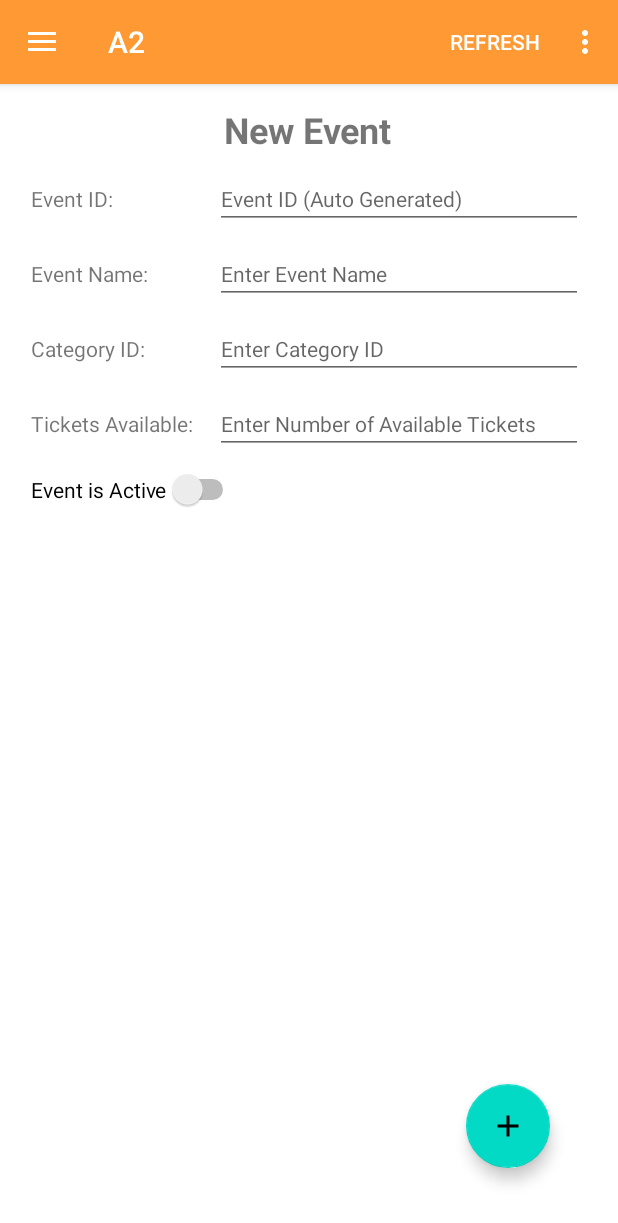
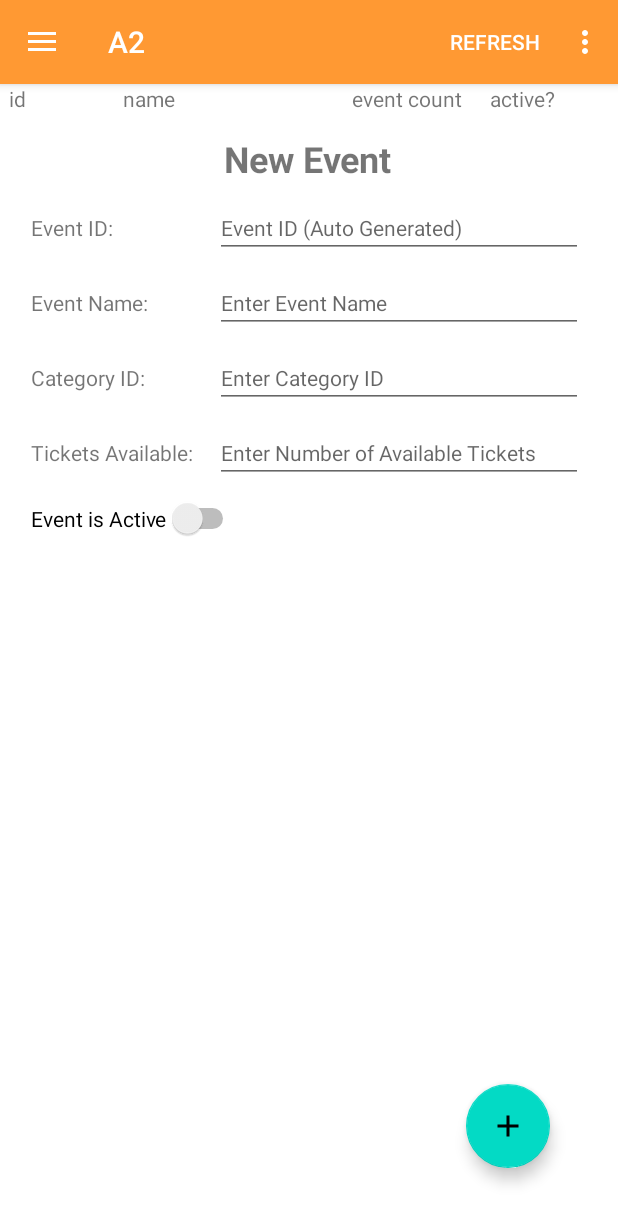
Before and after one commit to vinmeil/android-event-manager, an Android app: the FragmentCreateEventForm screen opened directly, with no data from a screen before it, on a phone screen of 412 x 824 dp. Shown: the top 1223 px of the screen. Run offline under Robolectric (Android 15) with nearby library versions, the phone set to English and light mode, and no system bars; 1 statement that could not run was skipped.

Commit message:
add header to category list fragment

```diff
--- a/app/src/main/java/com/fit2081/a2/activities/MainActivity.java
+++ b/app/src/main/java/com/fit2081/a2/activities/MainActivity.java
@@ -21,12 +21,12 @@ import android.widget.Toast;
 
 import com.fit2081.a2.KeyStore;
 import com.fit2081.a2.R;
-import com.fit2081.a2.components.CategoryList;
+import com.fit2081.a2.components.FragmentListCategory;
 import com.fit2081.a2.utils.NewEventUtils;
 import com.google.android.material.floatingactionbutton.FloatingActionButton;
 import com.google.android.material.navigation.NavigationView;
 
-import com.fit2081.a2.components.CreateEventForm;
+import com.fit2081.a2.components.FragmentCreateEventForm;
 
 public class MainActivity extends AppCompatActivity {
     DrawerLayout drawerLayout;
@@ -59,15 +59,15 @@ public class MainActivity extends AppCompatActivity {
                 android.Manifest.permission.READ_SMS
         }, 0);
 
-        getSupportFragmentManager().beginTransaction().replace(R.id.fragmentViewCreate, new CreateEventForm()).addToBackStack("f1").commit();
-        getSupportFragmentManager().beginTransaction().replace(R.id.fragment_main_category_list, new CategoryList()).addToBackStack("f1").commit();
+        getSupportFragmentManager().beginTransaction().replace(R.id.fragmentViewCreate, new FragmentCreateEventForm()).addToBackStack("f1").commit();
+        getSupportFragmentManager().beginTransaction().replace(R.id.fragment_main_category_list, new FragmentListCategory()).addToBackStack("f1").commit();
 
         // Find views
         drawerLayout = findViewById(R.id.drawer_layout);
         navigationView = findViewById(R.id.nav_view);
         fab = findViewById(R.id.fab);
 
-        CreateEventForm createEventForm = (CreateEventForm) getSupportFragmentManager().findFragmentById(R.id.fragmentViewCreate);
+        FragmentCreateEventForm createEventForm = (FragmentCreateEventForm) getSupportFragmentManager().findFragmentById(R.id.fragmentViewCreate);
 
         // Drawer layout toggle
         actionBarDrawerToggle = new ActionBarDrawerToggle(this, drawerLayout, R.string.open, R.string.close);
@@ -108,7 +108,7 @@ public class MainActivity extends AppCompatActivity {
             ) {
                 super.onFragmentViewCreated(fragmentManager, fragment, view, savedInstanceState);
 
-                if (fragment instanceof CreateEventForm) {
+                if (fragment instanceof FragmentCreateEventForm) {
                     etEventId = view.findViewById(R.id.editTextEventId);
                     etEventName = view.findViewById(R.id.editTextEventName);
                     etEventCategoryId = view.findViewById(R.id.editTextEventCategoryId);
@@ -189,7 +189,7 @@ public class MainActivity extends AppCompatActivity {
                 Toast.makeText(this, "Clicked Delete All Events", Toast.LENGTH_SHORT).show();
                 return true;
             case R.id.option_refresh:
-                CategoryList fragment = (CategoryList) getSupportFragmentManager().findFragmentById(R.id.fragment_main_category_list);
+                FragmentListCategory fragment = (FragmentListCategory) getSupportFragmentManager().findFragmentById(R.id.fragment_main_category_list);
                 fragment.refreshView();
                 return true;
             default:
--- a/app/src/main/java/com/fit2081/a2/activities/NewEventActivity.java
+++ b/app/src/main/java/com/fit2081/a2/activities/NewEventActivity.java
@@ -8,7 +8,7 @@ import android.widget.EditText;
 import android.widget.Switch;
 
 import com.fit2081.a2.R;
-import com.fit2081.a2.components.CreateEventForm;
+import com.fit2081.a2.components.FragmentCreateEventForm;
 import com.fit2081.a2.utils.NewEventUtils;
 
 public class NewEventActivity extends AppCompatActivity {
@@ -21,7 +21,7 @@ public class NewEventActivity extends AppCompatActivity {
         super.onCreate(savedInstanceState);
         setContentView(R.layout.activity_new_event);
 
-        getSupportFragmentManager().beginTransaction().replace(R.id.fragmentViewCreate, new CreateEventForm()).addToBackStack("f1").commit();
+        getSupportFragmentManager().beginTransaction().replace(R.id.fragmentViewCreate, new FragmentCreateEventForm()).addToBackStack("f1").commit();
     }
 
     public void onCreateNewEventButtonClick(View view) {
--- a/app/src/main/java/com/fit2081/a2/activities/ViewAllEventsActivity.java
+++ b/app/src/main/java/com/fit2081/a2/activities/ViewAllEventsActivity.java
@@ -6,7 +6,7 @@ import android.view.MenuItem;
 import androidx.appcompat.app.AppCompatActivity;
 
 import com.fit2081.a2.R;
-import com.fit2081.a2.components.EventList;
+import com.fit2081.a2.components.FragmentListEvent;
 
 public class ViewAllEventsActivity extends AppCompatActivity {
 
@@ -15,7 +15,7 @@ public class ViewAllEventsActivity extends AppCompatActivity {
         super.onCreate(savedInstanceState);
         setContentView(R.layout.activity_view_all_events);
         getSupportActionBar().setDisplayHomeAsUpEnabled(true);
-        getSupportFragmentManager().beginTransaction().replace(R.id.fragmentAllEventList, new EventList()).addToBackStack("f1").commit();
+        getSupportFragmentManager().beginTransaction().replace(R.id.fragmentAllEventList, new FragmentListEvent()).addToBackStack("f1").commit();
 
     }
 
--- a/app/src/main/java/com/fit2081/a2/components/CreateEventForm.java
+++ b/app/src/main/java/com/fit2081/a2/components/FragmentCreateEventForm.java
@@ -21,10 +21,10 @@ import com.fit2081.a2.utils.SMSReceiver;
 
 /**
  * A simple {@link Fragment} subclass.
- * Use the {@link CreateEventForm#newInstance} factory method to
+ * Use the {@link FragmentCreateEventForm#newInstance} factory method to
  * create an instance of this fragment.
  */
-public class CreateEventForm extends Fragment {
+public class FragmentCreateEventForm extends Fragment {
 
     // TODO: Rename parameter arguments, choose names that match
     // the fragment initialization parameters, e.g. ARG_ITEM_NUMBER
@@ -38,9 +38,9 @@ public class CreateEventForm extends Fragment {
     EditText etEventId, etEventName, etEventCategoryId, etTicketsAvailable;
     Switch isEventActive;
     String[] splitMessage;
-    CreateEventForm.EventBroadCastReceiver eventBroadCastReceiver;
+    FragmentCreateEventForm.EventBroadCastReceiver eventBroadCastReceiver;
 
-    public CreateEventForm() {
+    public FragmentCreateEventForm() {
         // Required empty public constructor
     }
 
@@ -53,8 +53,8 @@ public class CreateEventForm extends Fragment {
      * @return A new instance of fragment CreateEventFragment.
      */
     // TODO: Rename and change types and number of parameters
-    public static CreateEventForm newInstance(String param1, String param2) {
-        CreateEventForm fragment = new CreateEventForm();
+    public static FragmentCreateEventForm newInstance(String param1, String param2) {
+        FragmentCreateEventForm fragment = new FragmentCreateEventForm();
         Bundle args = new Bundle();
         args.putString(ARG_PARAM1, param1);
         args.putString(ARG_PARAM2, param2);
@@ -85,7 +85,7 @@ public class CreateEventForm extends Fragment {
     @Override
     public void onStart() {
         super.onStart();
-        eventBroadCastReceiver = new CreateEventForm.EventBroadCastReceiver();
+        eventBroadCastReceiver = new FragmentCreateEventForm.EventBroadCastReceiver();
         getActivity().registerReceiver(eventBroadCastReceiver, new IntentFilter(SMSReceiver.SMS_FILTER), getActivity().RECEIVER_EXPORTED);
     }
 
--- a/app/src/main/java/com/fit2081/a2/components/CategoryList.java
+++ b/app/src/main/java/com/fit2081/a2/components/FragmentListCategory.java
@@ -13,9 +13,7 @@ import android.view.ViewGroup;
 import com.fit2081.a2.KeyStore;
 import com.fit2081.a2.R;
 import com.fit2081.a2.schemas.Category;
-import com.fit2081.a2.schemas.Event;
 import com.fit2081.a2.utils.CategoryListAdapter;
-import com.fit2081.a2.utils.EventListAdapter;
 import com.google.gson.Gson;
 import com.google.gson.reflect.TypeToken;
 
@@ -24,10 +22,10 @@ import java.util.ArrayList;
 
 /**
  * A simple {@link Fragment} subclass.
- * Use the {@link CategoryList#newInstance} factory method to
+ * Use the {@link FragmentListCategory#newInstance} factory method to
  * create an instance of this fragment.
  */
-public class CategoryList extends Fragment {
+public class FragmentListCategory extends Fragment {
 
     // TODO: Rename parameter arguments, choose names that match
     // the fragment initialization parameters, e.g. ARG_ITEM_NUMBER
@@ -41,7 +39,7 @@ public class CategoryList extends Fragment {
     CategoryListAdapter categoryListAdapter;
     private RecyclerView recyclerView;
 
-    public CategoryList() {
+    public FragmentListCategory() {
         // Required empty public constructor
     }
 
@@ -54,8 +52,8 @@ public class CategoryList extends Fragment {
      * @return A new instance of fragment CategoryList.
      */
     // TODO: Rename and change types and number of parameters
-    public static CategoryList newInstance(String param1, String param2) {
-        CategoryList fragment = new CategoryList();
+    public static FragmentListCategory newInstance(String param1, String param2) {
+        FragmentListCategory fragment = new FragmentListCategory();
         Bundle args = new Bundle();
         args.putString(ARG_PARAM1, param1);
         args.putString(ARG_PARAM2, param2);
--- a/app/src/main/java/com/fit2081/a2/utils/CategoryListAdapter.java
+++ b/app/src/main/java/com/fit2081/a2/utils/CategoryListAdapter.java
@@ -17,6 +17,8 @@ import java.util.ArrayList;
 public class CategoryListAdapter extends RecyclerView.Adapter<CategoryListAdapter.ViewHolder> {
 
     ArrayList<Category> data = new ArrayList<>();
+    private static final int TYPE_HEADER = 0;
+    private static final int TYPE_ITEM = 1;
 
     public void setData(ArrayList<Category> data) {
         this.data = data;
@@ -24,24 +26,41 @@ public class CategoryListAdapter extends RecyclerView.Adapter<CategoryListAdapte
 
     @NonNull
     @Override
-    public ViewHolder onCreateViewHolder(@NonNull ViewGroup parent, int viewType) {
-        View v = LayoutInflater.from(parent.getContext()).inflate(R.layout.category_list_item, parent, false); //CardView inflated as RecyclerView list item
-        ViewHolder viewHolder = new ViewHolder(v);
+    public ViewHolder onCreateViewHolder(ViewGroup viewGroup, int viewType) {
+        View rowView;
+
+        if (viewType == TYPE_HEADER) {
+            rowView = LayoutInflater.from(viewGroup.getContext()).inflate(R.layout.category_header_layout, viewGroup, false);
+        } else {
+            rowView = LayoutInflater.from(viewGroup.getContext()).inflate(R.layout.category_list_item, viewGroup, false);
+        }
+        ViewHolder viewHolder = new ViewHolder(rowView);
         return viewHolder;
     }
 
     @Override
-    public void onBindViewHolder(@NonNull ViewHolder holder, int position) {
-        holder.nameTv.setText(data.get(position).getCategoryName());
-        holder.idTv.setText(String.valueOf(data.get(position).getCategoryId()));
-        holder.countTv.setText(String.valueOf(data.get(position).getCategoryEventCount()));
-        holder.activeTv.setText(data.get(position).isCategoryEventActive() ? "Active" : "Inactive");
+    public int getItemViewType(int position) {
+        if (position == 0) {
+            return TYPE_HEADER;
+        }
+        return TYPE_ITEM;
+    }
+
+    @Override
+    public void onBindViewHolder(ViewHolder holder, int position) {
+        if (position != 0) {
+            Category category = data.get(position);
+            holder.nameTv.setText(category.getCategoryName());
+            holder.idTv.setText(String.valueOf(category.getCategoryId()));
+            holder.countTv.setText(String.valueOf(category.getCategoryEventCount()));
+            holder.activeTv.setText(category.isCategoryEventActive() ? "Active" : "Inactive");
+        }
     }
 
     @Override
     public int getItemCount() {
         if (data == null) return 0;
-        return data.size();
+        return data.size() + 1;
     }
 
     public class ViewHolder extends RecyclerView.ViewHolder {
@@ -58,4 +77,19 @@ public class CategoryListAdapter extends RecyclerView.Adapter<CategoryListAdapte
             activeTv = itemView.findViewById(R.id.list_category_active);
         }
     }
+
+//    public static class HeaderViewHolder extends RecyclerView.ViewHolder {
+//        public TextView headerIdTv;
+//        public TextView headerNameTv;
+//        public TextView headerCountTv;
+//        public TextView headerActiveTv;
+//
+//        public HeaderViewHolder(View itemView) {
+//            super(itemView);
+//            headerIdTv = itemView.findViewById(R.id.list_category_id_header);
+//            headerNameTv = itemView.findViewById(R.id.list_category_name_header);
+//            headerCountTv = itemView.findViewById(R.id.list_category_count_header);
+//            headerActiveTv = itemView.findViewById(R.id.list_category_active_header);
+//        }
+//    }
 }
--- a/app/src/main/res/layout/activity_main.xml
+++ b/app/src/main/res/layout/activity_main.xml
@@ -26,13 +26,13 @@
 
                 <androidx.fragment.app.FragmentContainerView
                     android:id="@+id/fragment_main_category_list"
-                    android:name="com.fit2081.a2.components.CategoryList"
+                    android:name="com.fit2081.a2.components.FragmentListCategory"
                     android:layout_width="match_parent"
                     android:layout_height="wrap_content" />
 
                 <androidx.fragment.app.FragmentContainerView
                     android:id="@+id/fragmentViewCreate"
-                    android:name="com.fit2081.a2.components.CreateEventForm"
+                    android:name="com.fit2081.a2.components.FragmentCreateEventForm"
                     android:layout_width="match_parent"
                     android:layout_height="wrap_content" />
 
--- a/app/src/main/res/layout/activity_new_event.xml
+++ b/app/src/main/res/layout/activity_new_event.xml
@@ -40,7 +40,7 @@
 
     <androidx.fragment.app.FragmentContainerView
         android:id="@+id/fragmentCreateForm"
-        android:name="com.fit2081.a2.components.CreateEventForm"
+        android:name="com.fit2081.a2.components.FragmentCreateEventForm"
         android:layout_width="wrap_content"
         android:layout_height="wrap_content"
         tools:layout_editor_absoluteX="199dp" />
--- a/app/src/main/res/layout/activity_view_all_categories.xml
+++ b/app/src/main/res/layout/activity_view_all_categories.xml
@@ -9,7 +9,7 @@
 
     <androidx.fragment.app.FragmentContainerView
         android:id="@+id/fragment_view_all_categories_activity"
-        android:name="com.fit2081.a2.components.CategoryList"
+        android:name="com.fit2081.a2.components.FragmentListCategory"
         android:layout_width="wrap_content"
         android:layout_height="wrap_content"
         tools:layout_editor_absoluteX="196dp"
--- a/app/src/main/res/layout/activity_view_all_events.xml
+++ b/app/src/main/res/layout/activity_view_all_events.xml
@@ -9,7 +9,7 @@
 
     <androidx.fragment.app.FragmentContainerView
         android:id="@+id/fragmentAllEventList"
-        android:name="com.fit2081.a2.components.EventList"
+        android:name="com.fit2081.a2.components.FragmentListEvent"
         android:layout_width="wrap_content"
         android:layout_height="wrap_content"
         tools:layout_editor_absoluteX="195dp"
--- /dev/null
+++ b/app/src/main/res/layout/category_header_layout.xml
@@ -0,0 +1,36 @@
+<?xml version="1.0" encoding="utf-8"?>
+<RelativeLayout xmlns:android="http://schemas.android.com/apk/res/android"
+    android:layout_width="match_parent"
+    android:layout_height="wrap_content">
+    <LinearLayout xmlns:android="http://schemas.android.com/apk/res/android"
+        android:layout_width="match_parent"
+        android:layout_height="wrap_content"
+        android:layout_marginHorizontal="6dp">
+
+        <TextView
+            android:id="@+id/list_category_id_header"
+            android:layout_width="0dp"
+            android:layout_weight="1"
+            android:layout_height="wrap_content"
+            android:text="id"/>
+        <TextView
+            android:id="@+id/list_category_name_header"
+            android:layout_width="0dp"
+            android:layout_weight="2"
+            android:layout_height="wrap_content"
+            android:text="name"/>
+        <TextView
+            android:id="@+id/list_category_count_header"
+            android:layout_width="0dp"
+            android:layout_weight="1.2"
+            android:layout_height="wrap_content"
+            android:text="event count"/>
+        <TextView
+            android:id="@+id/list_category_active_header"
+            android:layout_width="0dp"
+            android:layout_weight="1"
+            android:layout_height="wrap_content"
+            android:text="active?"/>
+
+    </LinearLayout>
+</RelativeLayout>
--- a/app/src/main/res/layout/fragment_category_list.xml
+++ b/app/src/main/res/layout/fragment_category_list.xml
@@ -3,7 +3,7 @@
     xmlns:tools="http://schemas.android.com/tools"
     android:layout_width="match_parent"
     android:layout_height="match_parent"
-    tools:context=".components.CategoryList">
+    tools:context=".components.FragmentListCategory">
 
     <androidx.recyclerview.widget.RecyclerView
         android:layout_width="match_parent"
--- a/app/src/main/res/layout/fragment_create_event.xml
+++ b/app/src/main/res/layout/fragment_create_event.xml
@@ -4,7 +4,7 @@
     android:layout_width="match_parent"
     android:layout_height="match_parent"
     xmlns:app="http://schemas.android.com/apk/res-auto"
-    tools:context=".components.CreateEventForm">
+    tools:context=".components.FragmentCreateEventForm">
 
     <androidx.constraintlayout.widget.ConstraintLayout
         android:layout_width="match_parent"
--- a/app/src/main/res/layout/fragment_event_list.xml
+++ b/app/src/main/res/layout/fragment_event_list.xml
@@ -3,7 +3,7 @@
     xmlns:tools="http://schemas.android.com/tools"
     android:layout_width="match_parent"
     android:layout_height="match_parent"
-    tools:context=".components.EventList">
+    tools:context=".components.FragmentListEvent">
 
     <androidx.recyclerview.widget.RecyclerView
         android:id="@+id/event_list"
```
Also changed, not shown: app/src/main/java/com/fit2081/a2/activities/ViewAllCategoriesActivity.java (+4 -4 lines), app/src/main/java/com/fit2081/a2/components/FragmentListEvent.java (renamed from app/src/main/java/com/fit2081/a2/components/EventList.java, +5 -5 lines).
